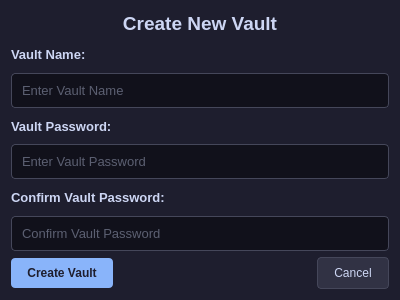
First picture: the form in SiriusVaultGUI/src/ui/dialog_create_vault.ui, repository Ghospicer/SiriusVault, before the edit.
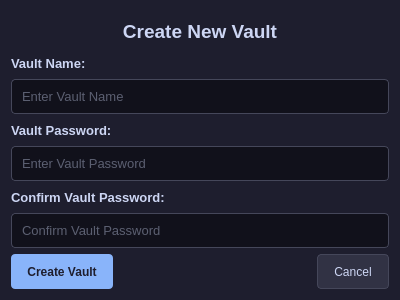
Second picture: the form after the edit. Icons and pictures are not drawn.

```diff
--- a/SiriusVaultGUI/src/ui/dialog_create_vault.ui
+++ b/SiriusVaultGUI/src/ui/dialog_create_vault.ui
@@ -12,8 +12,8 @@
   </property>
   <property name="minimumSize">
    <size>
-    <width>0</width>
-    <height>284</height>
+    <width>400</width>
+    <height>300</height>
    </size>
   </property>
   <property name="maximumSize">
@@ -39,6 +39,18 @@
   <layout class="QVBoxLayout" name="verticalLayout">
    <item>
     <widget class="QLabel" name="label">
+     <property name="minimumSize">
+      <size>
+       <width>0</width>
+       <height>40</height>
+      </size>
+     </property>
+     <property name="maximumSize">
+      <size>
+       <width>16777215</width>
+       <height>40</height>
+      </size>
+     </property>
      <property name="styleSheet">
       <string notr="true">QLabel {
     color: #cdd6f4;
@@ -56,6 +68,18 @@
    </item>
    <item>
     <widget class="QLabel" name="label_2">
+     <property name="minimumSize">
+      <size>
+       <width>0</width>
+       <height>20</height>
+      </size>
+     </property>
+     <property name="maximumSize">
+      <size>
+       <width>16777215</width>
+       <height>20</height>
+      </size>
+     </property>
      <property name="styleSheet">
       <string notr="true">QLabel {
     color: #cdd6f4;
@@ -70,6 +94,18 @@
    </item>
    <item>
     <widget class="QLineEdit" name="input_dialog_vname">
+     <property name="minimumSize">
+      <size>
+       <width>0</width>
+       <height>35</height>
+      </size>
+     </property>
+     <property name="maximumSize">
+      <size>
+       <width>16777215</width>
+       <height>35</height>
+      </size>
+     </property>
      <property name="styleSheet">
       <string notr="true">QLineEdit {
     background-color: #11111b;
@@ -91,6 +127,18 @@
    </item>
    <item>
     <widget class="QLabel" name="label_3">
+     <property name="minimumSize">
+      <size>
+       <width>0</width>
+       <height>20</height>
+      </size>
+     </property>
+     <property name="maximumSize">
+      <size>
+       <width>16777215</width>
+       <height>20</height>
+      </size>
+     </property>
      <property name="styleSheet">
       <string notr="true">QLabel {
     color: #cdd6f4;
@@ -105,6 +153,18 @@
    </item>
    <item>
     <widget class="QLineEdit" name="input_dialog_vpassword">
+     <property name="minimumSize">
+      <size>
+       <width>0</width>
+       <height>35</height>
+      </size>
+     </property>
+     <property name="maximumSize">
+      <size>
+       <width>16777215</width>
+       <height>35</height>
+      </size>
+     </property>
      <property name="styleSheet">
       <string notr="true">QLineEdit {
     background-color: #11111b;
@@ -129,6 +189,18 @@
    </item>
    <item>
     <widget class="QLabel" name="label_4">
+     <property name="minimumSize">
+      <size>
+       <width>0</width>
+       <height>20</height>
+      </size>
+     </property>
+     <property name="maximumSize">
+      <size>
+       <width>16777215</width>
+       <height>20</height>
+      </size>
+     </property>
      <property name="styleSheet">
       <string notr="true">QLabel {
     color: #cdd6f4;
@@ -143,6 +215,18 @@
    </item>
    <item>
     <widget class="QLineEdit" name="input_dialog_vcpassword">
+     <property name="minimumSize">
+      <size>
+       <width>0</width>
+       <height>35</height>
+      </size>
+     </property>
+     <property name="maximumSize">
+      <size>
+       <width>16777215</width>
+       <height>35</height>
+      </size>
+     </property>
      <property name="styleSheet">
       <string notr="true">QLineEdit {
     background-color: #11111b;
@@ -169,6 +253,18 @@
     <layout class="QHBoxLayout" name="horizontalLayout">
      <item>
       <widget class="QPushButton" name="btn_dialog_vCreate_create">
+       <property name="minimumSize">
+        <size>
+         <width>0</width>
+         <height>35</height>
+        </size>
+       </property>
+       <property name="maximumSize">
+        <size>
+         <width>16777215</width>
+         <height>35</height>
+        </size>
+       </property>
        <property name="styleSheet">
         <string notr="true">QPushButton {
     background-color: #89b4fa;
@@ -207,6 +303,18 @@
      </item>
      <item>
       <widget class="QPushButton" name="btn_dialog_vCreate_cancel">
+       <property name="minimumSize">
+        <size>
+         <width>0</width>
+         <height>35</height>
+        </size>
+       </property>
+       <property name="maximumSize">
+        <size>
+         <width>16777215</width>
+         <height>35</height>
+        </size>
+       </property>
        <property name="styleSheet">
         <string notr="true">QPushButton {
     background-color: #313244;
```
